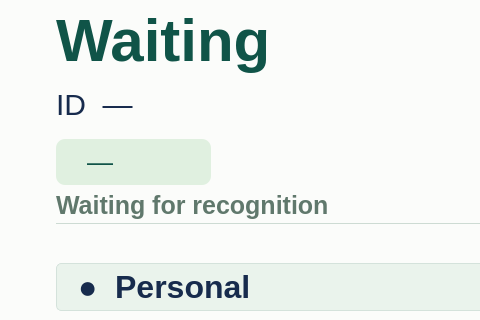
Qt form ui/gui/Current/ui/door_access.ui (sesac-robotics/aiot_repo_1) before a commit; both pictures show x 0 to 480 and y 175 to 495 of the 1280 by 800 pixel window.
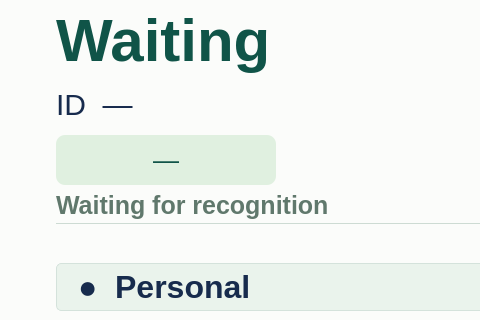
The same form after that commit. Icons and pictures are not drawn.

Patch:
```diff
--- a/ui/gui/Current/ui/door_access.ui
+++ b/ui/gui/Current/ui/door_access.ui
@@ -135,20 +135,23 @@
       <property name="geometry">
         <rect>
           <x>56</x>
-          <y>314</y>
-          <width>155</width>
-          <height>46</height>
+          <y>310</y>
+          <width>220</width>
+          <height>50</height>
         </rect>
       </property>
       <property name="styleSheet">
-        <string>font-size:26px;color:#105448;background:transparent;background:#e0f0e0;border-radius:9px;padding-left:25px;</string>
+        <string>font-size:26px;color:#105448;background:transparent;background:#e0f0e0;border-radius:9px;padding-left:12px;padding-right:12px;</string>
       </property>
       <property name="wordWrap">
-        <bool>true</bool>
+        <bool>false</bool>
       </property>
       <property name="text">
         <string>—</string>
       </property>
+      <property name="alignment">
+        <set>Qt::AlignmentFlag::AlignCenter</set>
+      </property>
     </widget>
     <widget class="QLabel" name="topVertical">
       <property name="geometry">
```
